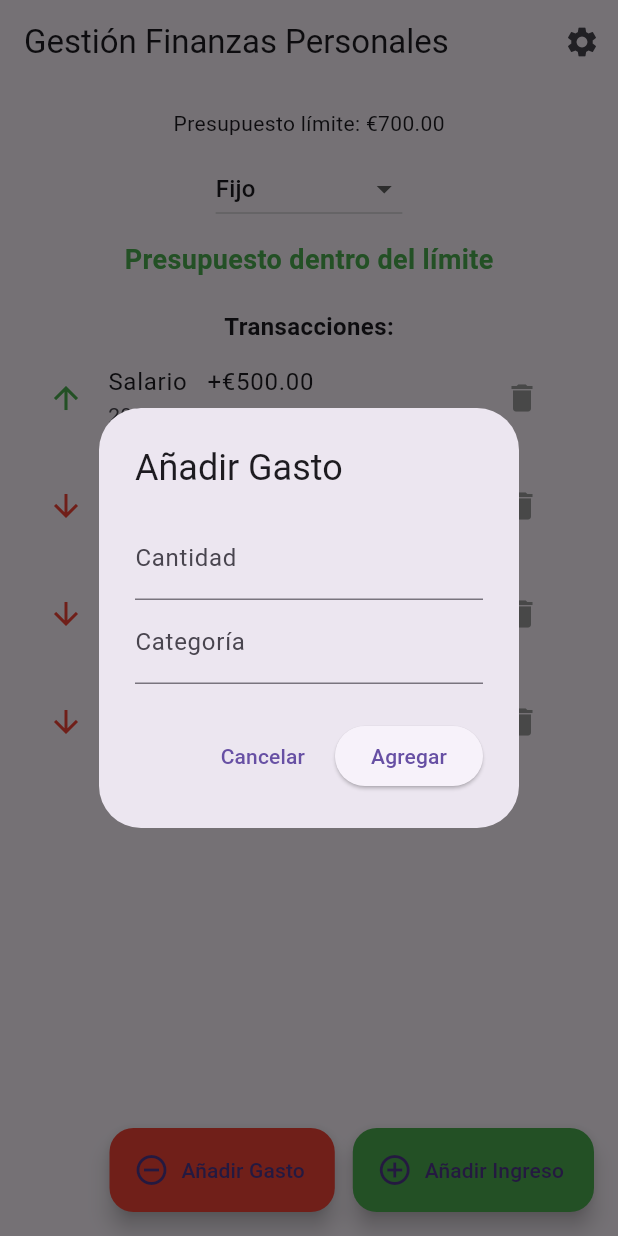
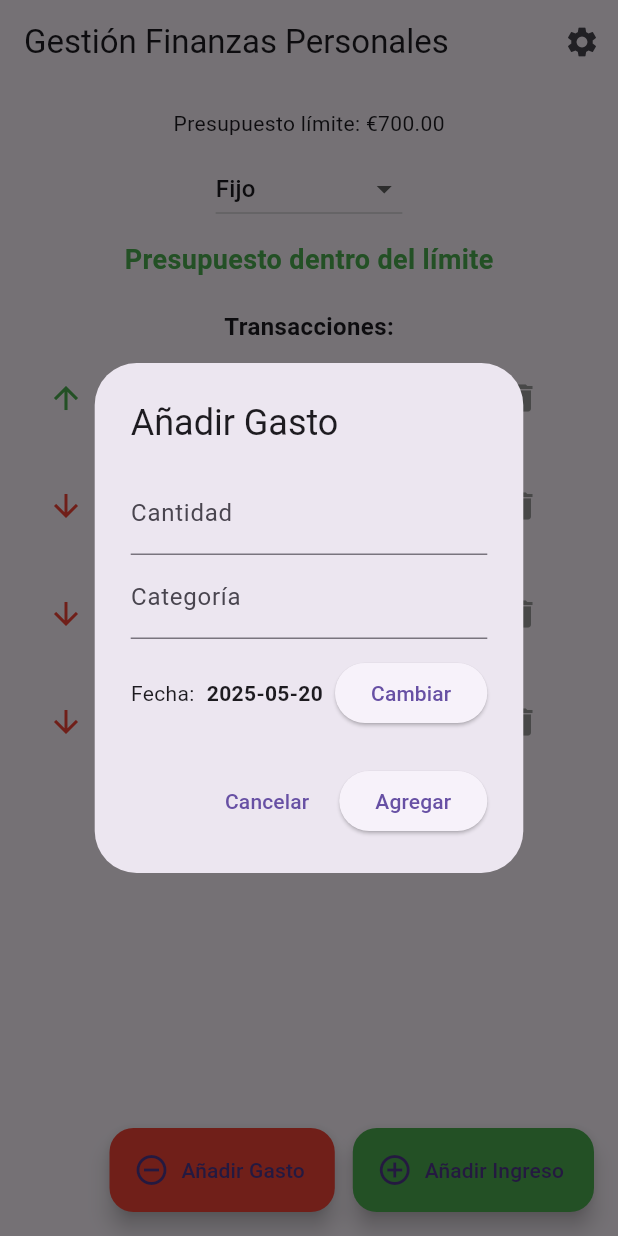
Before and after one commit to Carlosmapego8/DesarrolloSoftware2025, a Flutter app: the screen it shows after launch, after a tap on "Añadir Gasto", on a phone screen of 412 x 824 dp. Run offline on Flutter 3.47's test engine with Material 3 defaults, Android fonts, the phone set to English and light mode, and no system bars; our stand-ins replace fl_chart.

Commit message:
Añadido campo de fecha al añadir transaccion

```diff
--- a/Practica4/SpendWise/lib/main.dart
+++ b/Practica4/SpendWise/lib/main.dart
@@ -86,11 +86,15 @@ class _BudgetHomePageState extends State<BudgetHomePage> {
 
     double? amount;
     String? category;
+    DateTime selectedDate = DateTime.now();
+
     final formKey = GlobalKey<FormState>();
 
     await showDialog(
       context: context,
-      builder: (context) => AlertDialog(
+      builder: (context) {
+        return StatefulBuilder(
+          builder: (context, setState) => AlertDialog(
             title: Text(isExpense ? 'Añadir Gasto' : 'Añadir Ingreso'),
             content: Form(
               key: formKey,
@@ -115,16 +119,47 @@ class _BudgetHomePageState extends State<BudgetHomePage> {
                     },
                     onSaved: (value) => category = value,
                   ),
+                  const SizedBox(height: 12),
+                  Row(
+                    children: [
+                      const Text('Fecha:'),
+                      const SizedBox(width: 8),
+                      Text(
+                        '${selectedDate.toLocal()}'.split(' ')[0],
+                        style: const TextStyle(fontWeight: FontWeight.bold),
+                      ),
+                      const SizedBox(width: 8),
+                      ElevatedButton(
+                        onPressed: () async {
+                          final picked = await showDatePicker(
+                            context: context,
+                            initialDate: selectedDate,
+                            firstDate: DateTime(2000),
+                            lastDate: DateTime.now(),
+                          );
+                          if (picked != null && picked != selectedDate) {
+                            setState(() {
+                              selectedDate = picked;
+                            });
+                          }
+                        },
+                        child: const Text('Cambiar'),
+                      ),
+                    ],
+                  ),
                 ],
               ),
             ),
             actions: [
-          TextButton(onPressed: () => Navigator.pop(context), child: const Text('Cancelar')),
+              TextButton(
+                onPressed: () => Navigator.pop(context),
+                child: const Text('Cancelar'),
+              ),
               ElevatedButton(
                 onPressed: () {
                   if (formKey.currentState!.validate()) {
                     formKey.currentState!.save();
-                final tx = factory.createTransaction(amount!, category!);
+                    final tx = factory.createTransaction(amount!, category!, selectedDate);
                     addTransaction(tx);
                     Navigator.pop(context);
                   }
@@ -134,7 +169,10 @@ class _BudgetHomePageState extends State<BudgetHomePage> {
             ],
           ),
         );
+      },
+    );
   }
+
 
   Future<void> openSettingsDialog() async {
     final budgetController = TextEditingController(text: budgetLimit.toString());
```
Also changed, not shown: Practica4/SpendWise/lib/factory/transaction_factory.dart (+5 -5 lines). Lines whose indentation alone changed are shown as unchanged.
